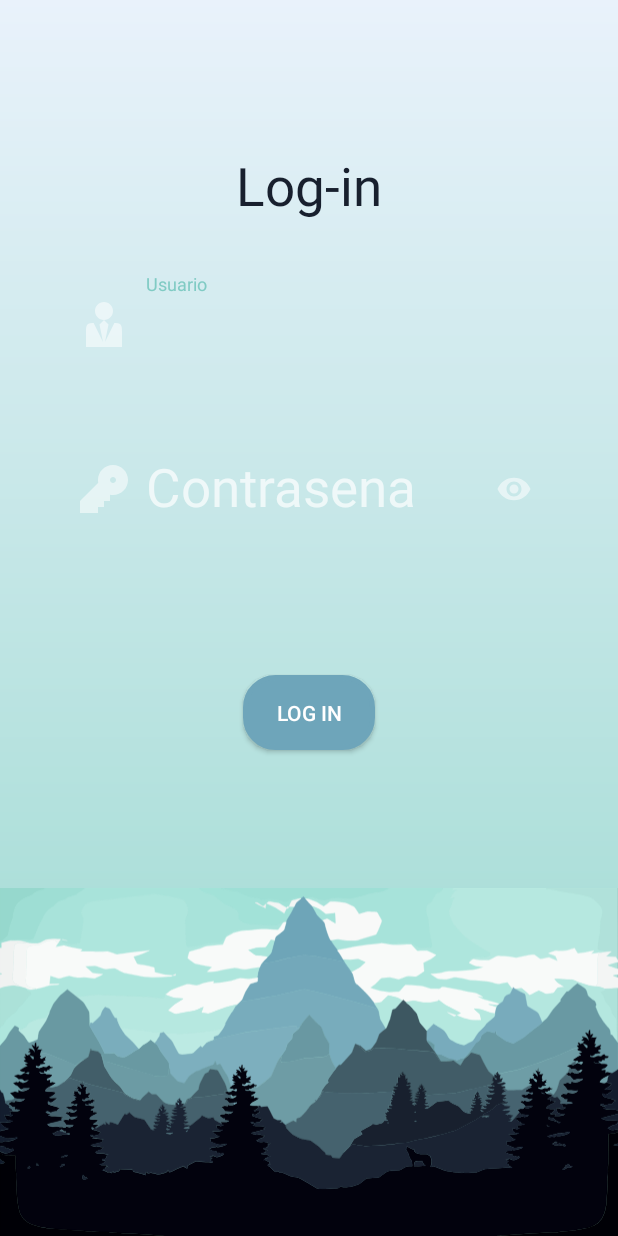
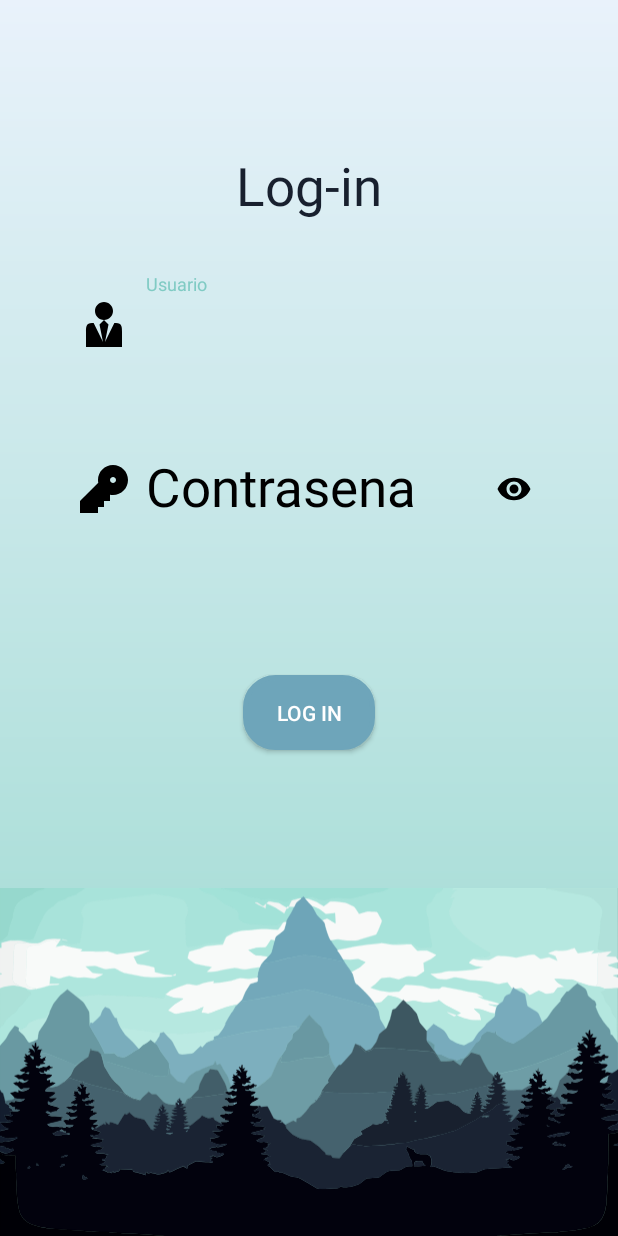
Before and after one commit to EduardoAraujoAbad/app, an Android app: the screen it shows after launch (MainActivity), on a phone screen of 412 x 824 dp. Run offline under Robolectric (Android 15) with nearby library versions, the phone set to English and light mode, and no system bars.

Commit message:
13/5/2022

```diff
--- a/app/src/main/res/layout/activity_main.xml
+++ b/app/src/main/res/layout/activity_main.xml
@@ -27,7 +27,10 @@
         android:layout_height="wrap_content"
         app:layout_constraintTop_toBottomOf="@id/login"
         app:startIconDrawable="@drawable/ic_user_tie"
+        app:startIconTint="@color/black"
         android:layout_marginTop="@dimen/img_height"
+        android:textColorHint="@color/black"
+
         >
 
         <com.google.android.material.textfield.TextInputEditText
@@ -48,7 +51,10 @@
         android:layout_height="wrap_content"
         app:layout_constraintTop_toBottomOf="@id/user_layout"
         app:passwordToggleEnabled="true"
-        app:startIconDrawable="@drawable/ic_key_fill">
+        app:startIconDrawable="@drawable/ic_key_fill"
+        android:textColorHint="@color/black"
+        app:passwordToggleTint="@color/black"
+        app:startIconTint="@color/black">
 
         <com.google.android.material.textfield.TextInputEditText
             style="@style/passwordlayout"
--- a/app/src/main/res/values-night/colors.xml
+++ b/app/src/main/res/values-night/colors.xml
@@ -6,4 +6,5 @@
     <color name="azul3">#8c5745</color>
     <color name="white">#B0B1B0</color>
     <color name="montana">#4d727f</color>
+    <color name="black">#ffffff</color>
 </resources>
--- a/app/src/main/res/values/strings.xml
+++ b/app/src/main/res/values/strings.xml
@@ -2,6 +2,7 @@
 
     <string name="app_name">DeliveryEduardo</string>
     <string name="user">Usuario</string>
+    <string name="username">Nombre de usuario</string>
     <string name="password">Contrasena</string>
     <string name="login">Log-in</string>
     <string name="ingresar">Log In</string>
```
Also changed, not shown: app/src/main/res/layout/activity_principal.xml (+11 -2 lines), app/src/main/res/values/style.xml (+10 -0 lines).
